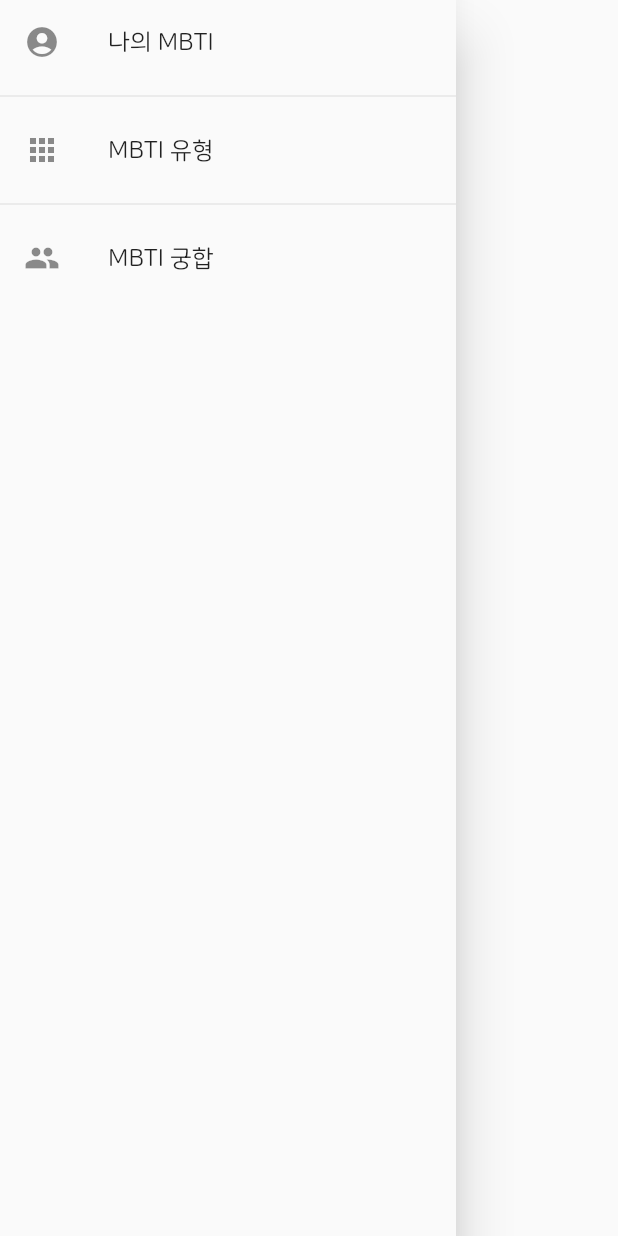
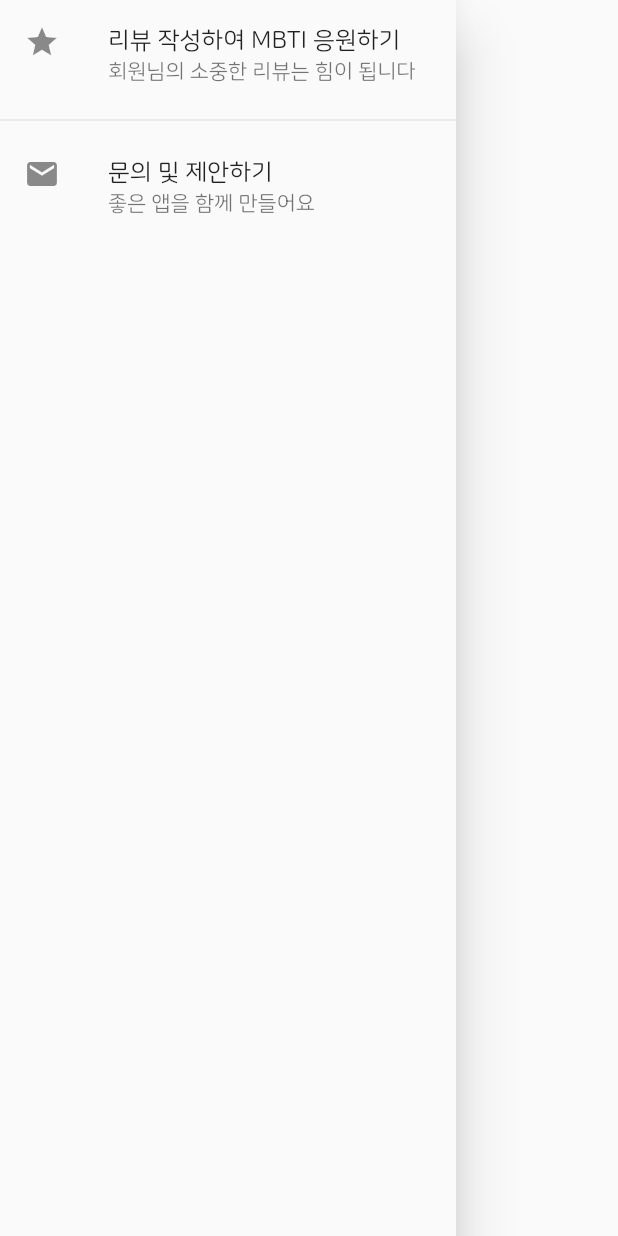
Before and after one commit to powerwlsl/mbti, a Flutter app: the AppDrawer widget shown alone on an empty page, opened directly, on a phone screen of 412 x 824 dp. Run offline on Flutter 3.47's test engine with Material 2 defaults, Android fonts, the phone set to English and light mode, and no system bars; our stand-ins replace device_info, fancy_bottom_navigation, share, shared_preferences; missing offline and left inert: launch_review; accounts and stored records are empty.

Commit message:
commit before adding a package

```diff
--- a/lib/screens/main_screen.dart
+++ b/lib/screens/main_screen.dart
@@ -6,6 +6,7 @@ import 'package:mbti/widgets/expand_title_container.dart';
 import 'dart:io';
 import 'package:share/share.dart';
 import 'dart:io' show Platform;
+import 'package:mbti/widgets/app_drawer.dart';
 
 class MainScreen extends StatefulWidget {
   final String type;
@@ -15,6 +16,8 @@ class MainScreen extends StatefulWidget {
   _MainScreenState createState() => _MainScreenState();
 }
 
+// TODO Rate popup
+// TODO suggestion/support email
 // TODO add/fix celebrities suggestion button
 // TODO link preview image
 share(BuildContext context, String summary, String mbti) {
@@ -37,6 +40,7 @@ class _MainScreenState extends State<MainScreen> {
     Map myMbti = Mbtis.Types[myMbtiType];
 
     return Scaffold(
+      drawer: AppDrawer(),
       appBar: AppBar(
         backgroundColor: Color(0xfffafafa),
         title: Text(
@@ -71,7 +75,6 @@ class MbtiCustomScrollView extends StatelessWidget {
 
   @override
   Widget build(BuildContext context) {
-
     return CustomScrollView(
       slivers: <Widget>[
         SliverToBoxAdapter(
--- a/lib/screens/mbti_list_screen.dart
+++ b/lib/screens/mbti_list_screen.dart
@@ -4,6 +4,7 @@ import 'package:flutter/painting.dart';
 import 'package:mbti/constants.dart';
 import 'package:mbti/models/mbtis.dart';
 import 'package:mbti/screens/mbti_screen.dart';
+import 'package:mbti/widgets/app_drawer.dart';
 
 class MbtiListScreen extends StatefulWidget {
   @override
@@ -14,6 +15,7 @@ class _MbtiListScreenState extends State<MbtiListScreen> {
   @override
   Widget build(BuildContext context) {
     return Scaffold(
+      drawer: AppDrawer(),
       appBar: AppBar(
         backgroundColor: Color(0xfffafafa),
         title: Text(
--- a/lib/screens/mbti_matching_screen.dart
+++ b/lib/screens/mbti_matching_screen.dart
@@ -7,6 +7,7 @@ import 'package:mbti/widgets/custom_dropdown_button.dart';
 import 'package:shared_preferences/shared_preferences.dart';
 import 'package:share/share.dart';
 import 'dart:io' show Platform;
+import 'package:mbti/widgets/app_drawer.dart';
 
 class MbtiMatchingScreen extends StatefulWidget {
   final SharedPreferences prefs;
@@ -92,6 +93,7 @@ class _MbtiMatchingScreenState extends State<MbtiMatchingScreen> {
     }
 
     return Scaffold(
+      drawer: AppDrawer(),
       appBar: AppBar(
         backgroundColor: Color(0xfffafafa),
         elevation: 0,
--- a/lib/screens/user_info_screen.dart
+++ b/lib/screens/user_info_screen.dart
@@ -10,6 +10,7 @@ import 'package:url_launcher/url_launcher.dart';
 import 'package:device_info/device_info.dart';
 import 'dart:io' show Platform;
 import 'package:http/http.dart' as http;
+import 'package:mbti/widgets/app_drawer.dart';
 
 class UserInfoScreen extends StatefulWidget {
   final SharedPreferences prefs;
@@ -137,6 +138,7 @@ class _UserInfoScreenState extends State<UserInfoScreen> {
                 style: TextStyle(fontWeight: FontWeight.bold),
               ),
             ),
+      drawer: widget.isLandingPage ? null : AppDrawer(),
       body: Center(
         child: Column(
           crossAxisAlignment: CrossAxisAlignment.stretch,
@@ -208,7 +210,7 @@ class _UserInfoScreenState extends State<UserInfoScreen> {
                             : null,
                         "저장",
                         'saveButton',
-                      )
+                      ),
                     ],
                   )),
             ),
--- a/lib/widgets/app_drawer.dart
+++ b/lib/widgets/app_drawer.dart
@@ -1,4 +1,5 @@
 import 'package:flutter/material.dart';
+import 'package:launch_review/launch_review.dart';
 
 class AppDrawer extends StatelessWidget {
   @override
@@ -8,26 +9,20 @@ class AppDrawer extends StatelessWidget {
         child: Column(
           children: <Widget>[
             ListTile(
-              leading: Icon(Icons.account_circle),
-              title: Text('나의 MBTI'),
+              leading: Icon(Icons.star),
+              title: Text('리뷰 작성하여 MBTI 응원하기'),
+              subtitle: Text('회원님의 소중한 리뷰는 힘이 됩니다'),
               onTap: () {
                 Navigator.of(context).pushReplacementNamed('/main');
               },
             ),
             Divider(),
             ListTile(
-              leading: Icon(Icons.apps),
-              title: Text('MBTI 유형'),
+              leading: Icon(Icons.email),
+              title: Text('문의 및 제안하기'),
+              subtitle: Text('좋은 앱을 함께 만들어요'),
               onTap: () {
                 Navigator.of(context).pushReplacementNamed('/mbtis');
-              },
-            ),
-            Divider(),
-            ListTile(
-              leading: Icon(Icons.group),
-              title: Text('MBTI 궁합'),
-              onTap: () {
-                Navigator.of(context).pushReplacementNamed('/mbti_matching');
               },
             ),
           ],
--- a/pubspec.yaml
+++ b/pubspec.yaml
@@ -21,6 +21,7 @@ dependencies:
     sdk: flutter
   http: ^0.12.0+4
   share: ^0.6.3+5
+  launch_review: ^2.0.0
 
   # The following adds the Cupertino Icons font to your application.
   # Use with the CupertinoIcons class for iOS style icons.
```
Also changed, not shown: pubspec.lock.
